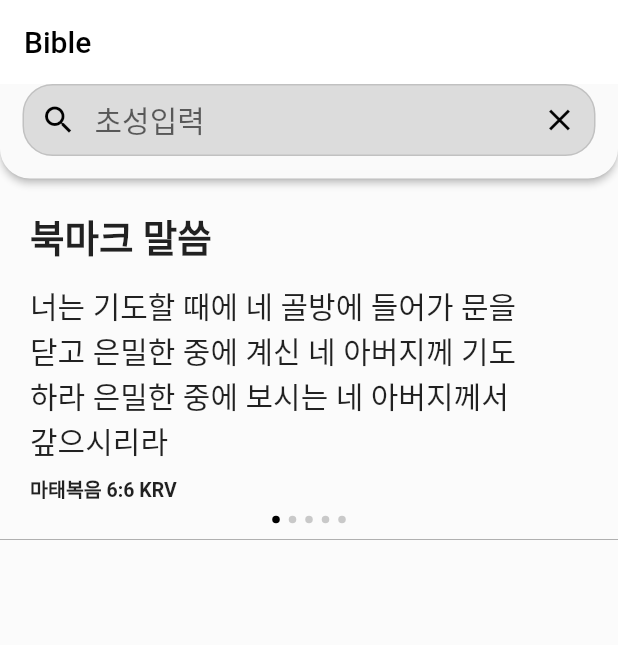
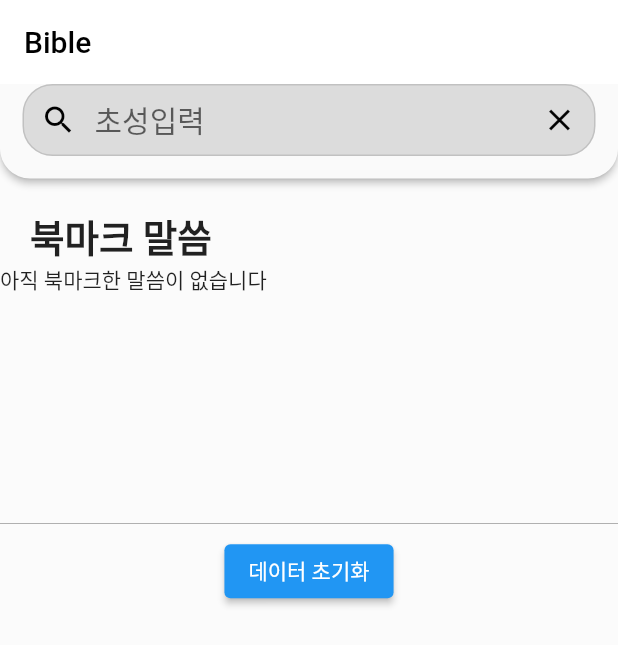
Before and after one commit to ForMyLord/Bible, a Flutter app: the screen it shows after launch, on a phone screen of 412 x 824 dp. Shown: the top 645 px of the screen. Run offline on Flutter 3.47's test engine with Material 2 defaults, Android fonts, the phone set to English and light mode, and no system bars; our stand-ins replace scrollable_positioned_list, sqflite; accounts and stored records are empty.

Commit message:
sqflite를 사용한 북마크 데이터 추가하기(상태관리 제외)

```diff
--- a/lib/Model/bookmark.dart
+++ b/lib/Model/bookmark.dart
@@ -3,17 +3,17 @@ class BookMark {
   final String setTime;
   final int chapter;
   final int verse;
-  final int id;
+  final String content;
 
-  BookMark({required this.id,required this.bible, required this.chapter,required this.verse,required this.setTime});
+  BookMark({required this.bible, required this.chapter,required this.verse,required this.setTime, required this.content});
 
   Map<String,dynamic> toMap() {
     return {
-      'id' : id,
       'bible' : bible,
       'chapter' : chapter,
       'verse' : verse,
-      'setTime' : setTime
+      'setTime' : setTime,
+      'content' : content
     };
   }
 }
--- a/lib/View/home.dart
+++ b/lib/View/home.dart
@@ -1,6 +1,9 @@
+import 'package:bible/Database/db.dart';
 import 'package:bible/Utils/getChapter.dart';
 import 'package:bible/View/select_chapter.dart';
 import 'package:flutter/material.dart';
+import 'package:provider/provider.dart';
+import 'package:sqflite/sqflite.dart';
 import '../Model/bible_list.dart';
 
 class Homepage extends StatefulWidget {
@@ -27,6 +30,24 @@ class _HomepageState extends State<Homepage> {
   int bibleLength = genesis.length; // 장 길이
 
   List<String> search_list = [];
+
+
+  late List<Map<String,dynamic>> results = [];
+  late DBHelper dh;
+
+  @override
+  void initState() {
+    // TODO: implement initState
+    super.initState();
+    dh = DBHelper();
+    getDatabase();
+  }
+
+
+  Future<void> getDatabase() async{
+    results = await dh.queryAll();
+    print(results);
+  }
 
   @override
   Widget build(BuildContext context) {
@@ -191,7 +212,8 @@ class _HomepageState extends State<Homepage> {
             SizedBox(
                     height: MediaQuery.of(context).size.height*0.2,
                     width: MediaQuery.of(context).size.width,
-                    child:PageView.builder(itemBuilder: (context,index){
+                    child: results.isNotEmpty ?
+                    PageView.builder(itemBuilder: (context,index){
                       return Container(
                         padding: const EdgeInsets.fromLTRB(20, 0, 10, 10),
                         child: Column(
@@ -200,24 +222,27 @@ class _HomepageState extends State<Homepage> {
                             const SizedBox(height: 13,),
                             Container(
                               width: deviceWidth*0.8,
-                                child: const Text("너는 기도할 때에 네 골방에 들어가 문을닫고 은밀한 중에 계신 네 아버지께 기도하라 은밀한 중에 보시는 네 아버지께서 갚으시리라",style: TextStyle(fontSize: 20),),
+                              child: Text("${results[index]['content']}",style: const TextStyle(fontSize: 20),),
                             ),
                             const SizedBox(height: 7,),
-                              const Text("마태복음 6:6 KRV",style: TextStyle(fontSize: 13, fontWeight: FontWeight.bold),)
+                            Text("${results[index]['bible']} ${results[index]['chapter']}:${results[index]['verse']} KRV",style: const TextStyle(fontSize: 13, fontWeight: FontWeight.bold),)
                           ],
                         ),
                       );
                     },controller: _pageController,
-                      itemCount: 5,onPageChanged: (page){
+                      itemCount: results.length,onPageChanged: (page){
                         setState((){
                           currentPage = page;
                         });
-                      },)
+                      },):
+                        Container(
+                          child: const Text("아직 북마크한 말씀이 없습니다"),
+                        )
                     ),
-            Row(
+            results.length > 0 ? Row(
               mainAxisAlignment: MainAxisAlignment.center,
               children: [
-                for(num i = 0; i<5; i++)
+                for(num i = 0; i<results.length; i++)
                   Container(
                       width: 5,
                       height: 5,
@@ -228,11 +253,20 @@ class _HomepageState extends State<Homepage> {
                       )
                   )
               ],
-            ),
+            ):Container(),
             const Divider(
               color: Colors.black,
               thickness: 0.2 ,
-            )
+            ),
+            ElevatedButton(onPressed: () async{
+              Database db = await openDatabase('bookmark.db');
+              DBHelper dh = DBHelper();
+
+              db.delete('bookmark');
+
+              print('데이터 초기화');
+
+            }, child: Text("데이터 초기화"))
           ],
         ),
       ),
--- a/lib/main.dart
+++ b/lib/main.dart
@@ -1,3 +1,4 @@
+import 'package:bible/Database/db.dart';
 import 'package:flutter/material.dart';
 import 'package:bible/View/home.dart';
 
```
Also changed, not shown: lib/Database/db.dart (+18 -4 lines), lib/View/bible.dart (+8 -10 lines). Lines whose indentation alone changed are shown as unchanged.
